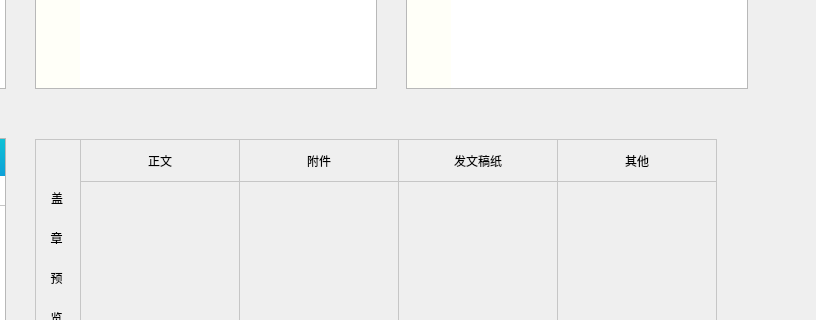
Qt form default.ui (ssfdust/OfficeConventer) before a commit; both pictures show x 381 to 1197 and y 213 to 533 of the 1197 by 653 pixel window.
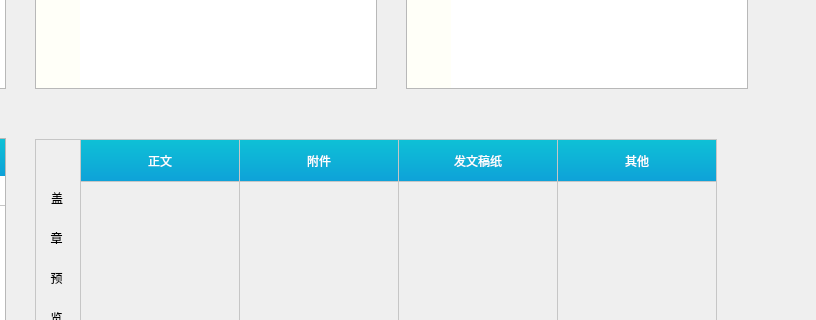
The same form after that commit. Icons and pictures are not drawn.

The edit to the form file:
```diff
--- a/default.ui
+++ b/default.ui
@@ -851,6 +851,8 @@
    <property name="styleSheet">
     <string notr="true">QLabel {
 	border: 1px solid #C6C6C6;
+	background: qlineargradient(spread:pad, x1:0, y1:0, x2:0, y2:1, stop:0 rgba(14, 193, 214, 255), stop:1 rgba(14, 161, 216, 255));
+	color: white;
 }</string>
    </property>
    <property name="text">
@@ -872,6 +874,8 @@
    <property name="styleSheet">
     <string notr="true">QLabel {
 	border: 1px solid #C6C6C6;
+	background: qlineargradient(spread:pad, x1:0, y1:0, x2:0, y2:1, stop:0 rgba(14, 193, 214, 255), stop:1 rgba(14, 161, 216, 255));
+	color: white;
 }</string>
    </property>
    <property name="text">
@@ -893,6 +897,8 @@
    <property name="styleSheet">
     <string notr="true">QLabel {
 	border: 1px solid #C6C6C6;
+	background: qlineargradient(spread:pad, x1:0, y1:0, x2:0, y2:1, stop:0 rgba(14, 193, 214, 255), stop:1 rgba(14, 161, 216, 255));
+	color: white;
 }</string>
    </property>
    <property name="text">
@@ -914,6 +920,8 @@
    <property name="styleSheet">
     <string notr="true">QLabel {
 	border: 1px solid #C6C6C6;
+	background: qlineargradient(spread:pad, x1:0, y1:0, x2:0, y2:1, stop:0 rgba(14, 193, 214, 255), stop:1 rgba(14, 161, 216, 255));
+	color: white;
 }</string>
    </property>
    <property name="text">
```
